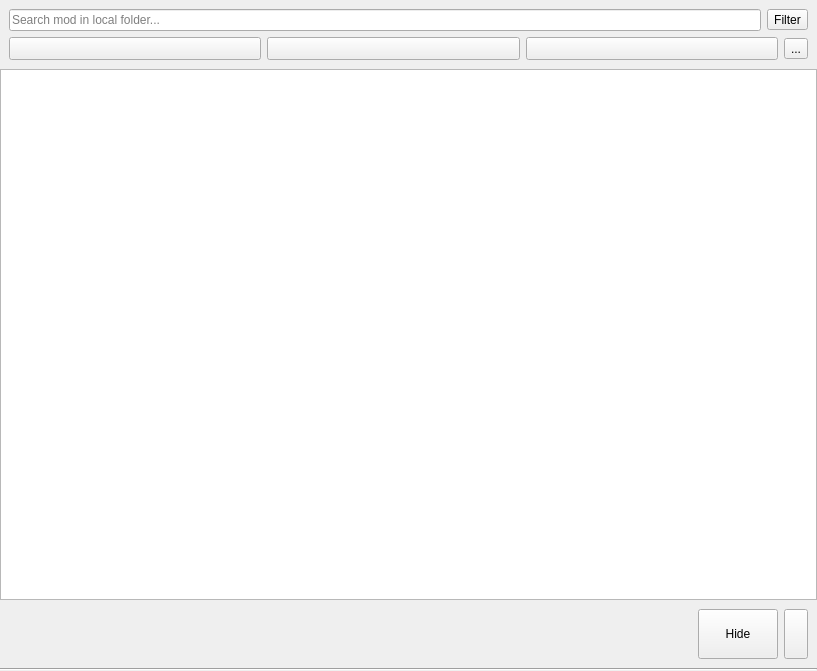
First picture: the form in src/ui/local/localmodbrowser.ui, repository kaniol-lck/modmanager, before the edit.
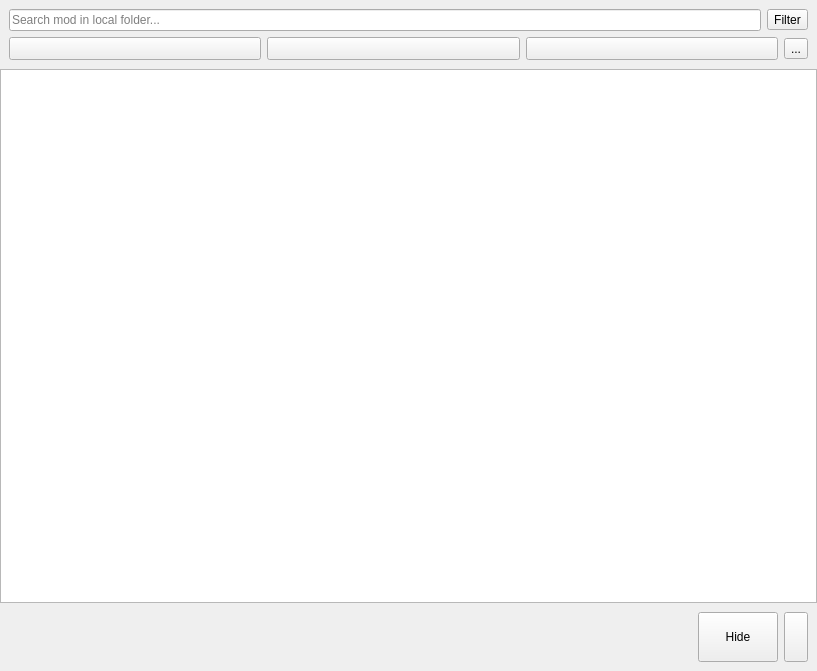
Second picture: the form after the edit. Icons and pictures are not drawn.

Patch:
```diff
--- a/src/ui/local/localmodbrowser.ui
+++ b/src/ui/local/localmodbrowser.ui
@@ -26,13 +26,6 @@
    <property name="spacing">
     <number>0</number>
    </property>
-   <item row="3" column="0">
-    <widget class="Line" name="line">
-     <property name="orientation">
-      <enum>Qt::Horizontal</enum>
-     </property>
-    </widget>
-   </item>
    <item row="1" column="0">
     <widget class="QStackedWidget" name="stackedWidget">
      <widget class="QWidget" name="page">
```
